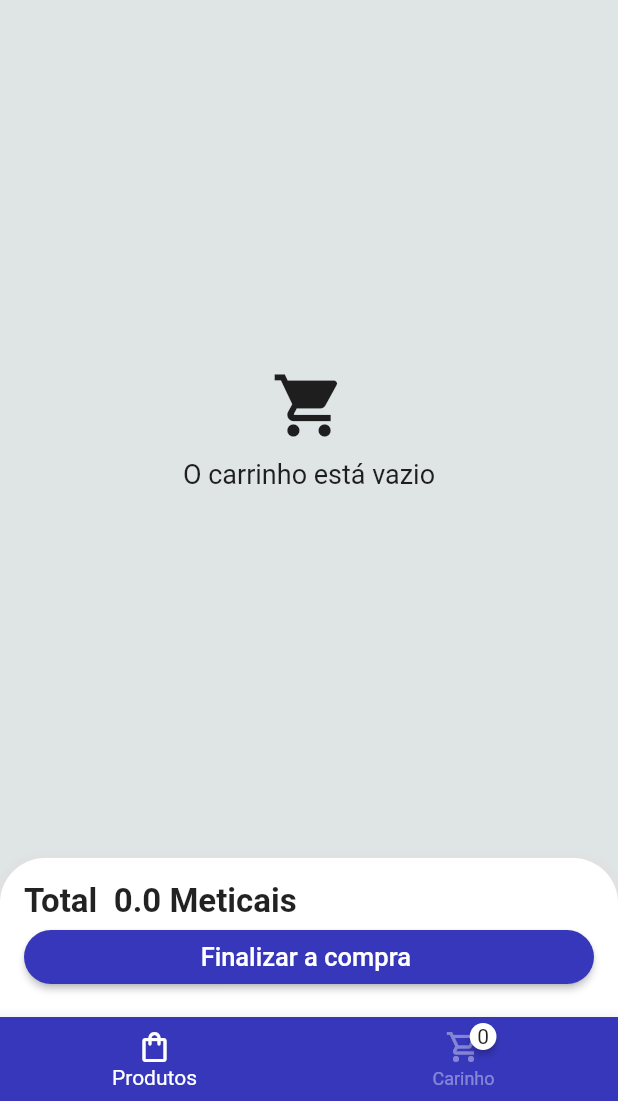
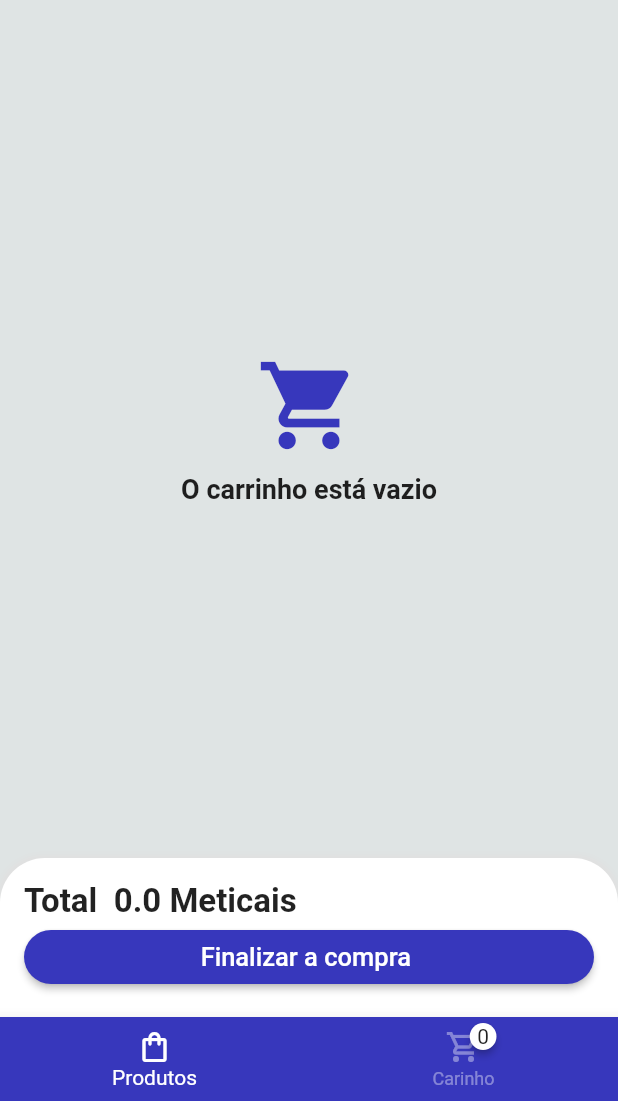
Before and after one commit to marinoricardo/ecommerce_app_flutter, a Flutter app: the screen it shows after launch, swiped to page 2, on a phone screen of 412 x 824 dp, the part 135-1236 px from its top. Run offline on Flutter 3.47's test engine with Material 2 defaults, Android fonts, the phone set to English and light mode, and no system bars; drawn by our look-alikes of badges; network calls fail.

Commit message:
update on iOS

```diff
--- a/lib/pages/carrinho/carinho.dart
+++ b/lib/pages/carrinho/carinho.dart
@@ -35,7 +35,8 @@ class _CarinhoState extends State<Carinho> {
                         children: const [
                           Icon(
                             Icons.shopping_cart,
-                            size: 50,
+                            size: 70,
+                            color: Color.fromRGBO(55, 55, 188, 1),
                           ),
                           SizedBox(
                             height: 10,
@@ -44,6 +45,7 @@ class _CarinhoState extends State<Carinho> {
                             'O carrinho está vazio',
                             style: TextStyle(
                               fontSize: 18,
+                              fontWeight: FontWeight.bold,
                             ),
                           ),
                         ],
--- a/lib/pages/home_page.dart
+++ b/lib/pages/home_page.dart
@@ -1,6 +1,6 @@
 // ignore_for_file: prefer_const_constructors, prefer_final_fields
 
-import 'package:badges/badges.dart';
+import 'package:badges/badges.dart' as badges;
 import 'package:ecommerce_app_flutter/pages/produtos_page.dart';
 import 'package:ecommerce_app_flutter/provider/produtos_provider.dart';
 import 'package:ecommerce_app_flutter/pages/carrinho/carinho.dart';
@@ -61,9 +61,12 @@ class _HomePageState extends State<HomePage> {
               label: "Produtos",
             ),
             BottomNavigationBarItem(
-              icon: Badge(
+              icon: badges.Badge(
                 badgeContent: Text(prod.produtos.length.toString()),
-                badgeColor: Colors.white,
+                badgeStyle: badges.BadgeStyle(
+                  badgeColor: Colors.white,
+                ),
+                // badgeColor: Colors.white,
                 child: Icon(
                   Icons.shopping_cart_outlined,
                 ),
--- a/lib/provider/produtos_provider.dart
+++ b/lib/provider/produtos_provider.dart
@@ -35,7 +35,7 @@ class ProdutosProvider extends ChangeNotifier {
   }
 
   Future<bool> getAllProducts() async {
-    var url = Uri.parse('http://192.168.0.102:8000/api/products');
+    var url = Uri.parse('https://carros.dreamgate.co.mz/public/api/products');
 
     var response = await http.get(url);
     allproducts.clear();
@@ -58,7 +58,7 @@ class ProdutosProvider extends ChangeNotifier {
   }
 
   Future<bool> storeProduct(String telefone, String email) async {
-    var url = Uri.parse('http://192.168.0.102:8000/api/products');
+    var url = Uri.parse('https://carros.dreamgate.co.mz/public/api/products');
     var response = await http.post(
       url,
       headers: {
--- a/pubspec.yaml
+++ b/pubspec.yaml
@@ -34,7 +34,7 @@ dependencies:
   # The following adds the Cupertino Icons font to your application.
   # Use with the CupertinoIcons class for iOS style icons.
   cupertino_icons: ^1.0.2
-  badges:
+  badges: ^3.1.1
   http: ^0.13.5
   provider: ^6.0.5
 
```
Also changed, not shown: pubspec.lock, 3 other files.
